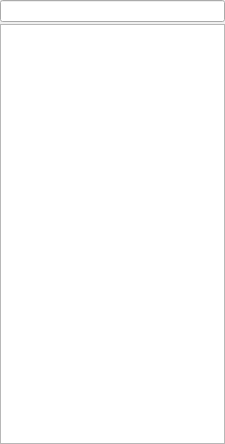
The window that Code/Common/mvdApplicationsToolBox.ui (orfeotoolbox/OTB) describes before a commit, drawn with Qt 5.
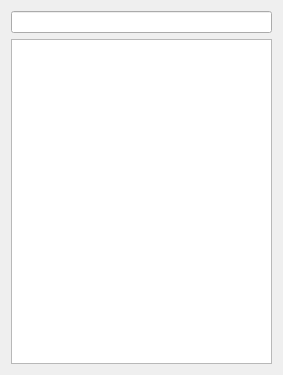
The same window after the commit.

Commit message: ENH: Set Applications ToolBox as a Widget

What changed in the file:
```diff
--- a/Code/Common/mvdApplicationsToolBox.ui
+++ b/Code/Common/mvdApplicationsToolBox.ui
@@ -1,30 +1,23 @@
 <?xml version="1.0" encoding="UTF-8"?>
 <ui version="4.0">
  <class>mvd::ApplicationsToolBox</class>
- <widget class="QDockWidget" name="mvd::ApplicationsToolBox">
+ <widget class="QWidget" name="mvd::ApplicationsToolBox">
   <property name="geometry">
    <rect>
     <x>0</x>
     <y>0</y>
-    <width>225</width>
-    <height>444</height>
+    <width>283</width>
+    <height>375</height>
    </rect>
   </property>
   <property name="windowTitle">
    <string>OTB Applications</string>
   </property>
-  <widget class="QWidget" name="dockWidgetContents">
-   <layout class="QVBoxLayout" name="verticalLayout">
-    <property name="spacing">
-     <number>2</number>
-    </property>
-    <property name="margin">
-     <number>0</number>
-    </property>
-    <item>
+  <layout class="QGridLayout" name="gridLayout">
+   <item row="0" column="0">
      <widget class="QLineEdit" name="m_SearchLine"/>
     </item>
-    <item>
+   <item row="1" column="0">
      <widget class="QTreeWidget" name="m_AlgorithmsTree">
       <property name="contextMenuPolicy">
        <enum>Qt::CustomContextMenu</enum>
@@ -40,7 +33,6 @@
      </widget>
     </item>
    </layout>
-  </widget>
  </widget>
  <resources/>
  <connections/>
```
Lines whose indentation alone changed are shown as unchanged. The commit also changes 2 other files.
